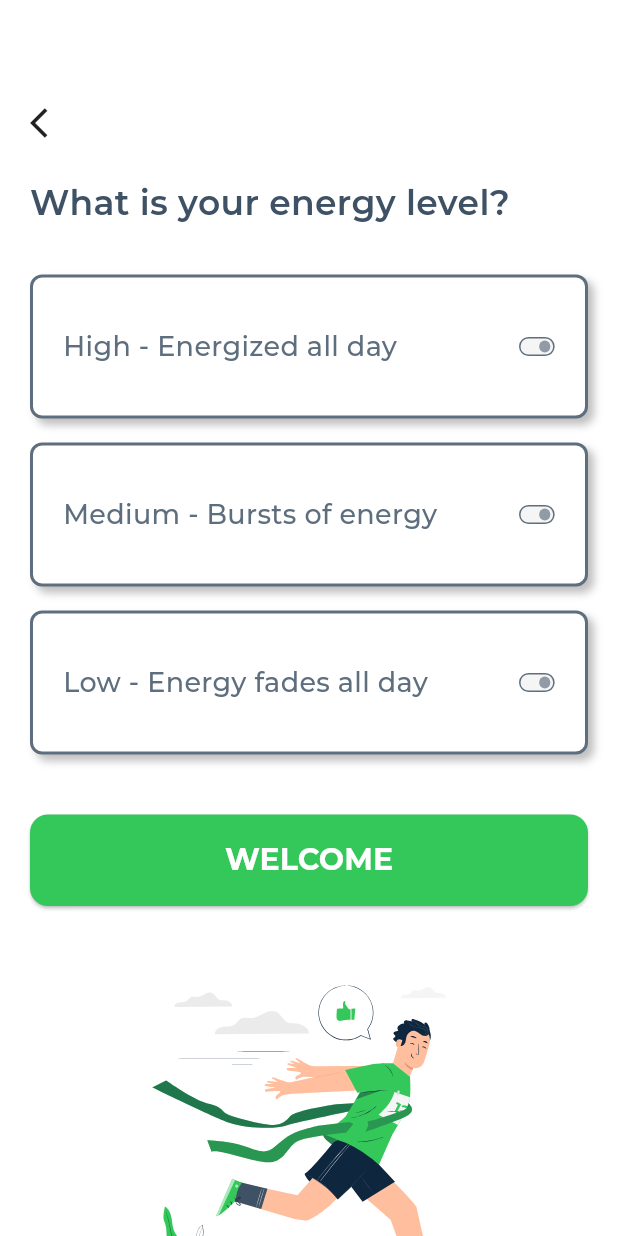
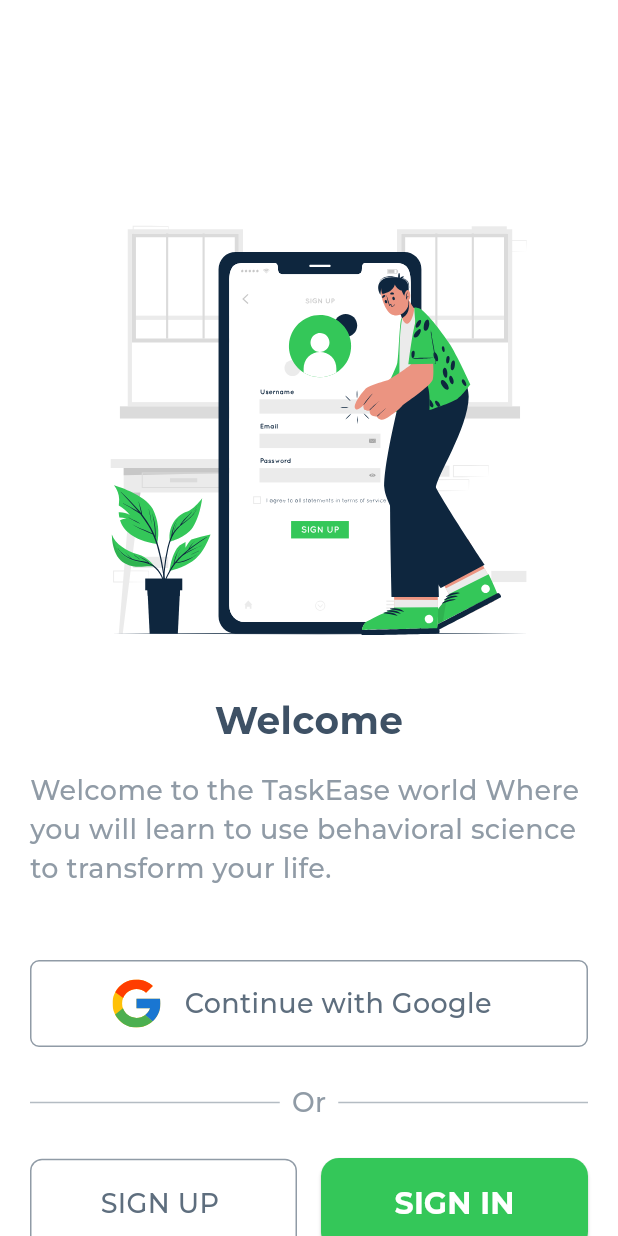
Before and after one commit to mohamed-oraby10/prj1, a Flutter app: the EnrgyView screen opened directly, after a tap on "WELCOME", on a phone screen of 412 x 824 dp. Run offline on Flutter 3.47's test engine with Material 3 defaults, Android fonts, the phone set to English and light mode, and no system bars; our stand-ins replace flutter_svg, smooth_page_indicator.

Commit message:
Add WelcomeView and integrate Google sign-in option in the onboarding flow

```diff
--- a/lib/views/enrgy_view.dart
+++ b/lib/views/enrgy_view.dart
@@ -1,6 +1,7 @@
 import 'package:flutter/material.dart';
 import 'package:flutter_svg/svg.dart';
 import 'package:prj1/constants.dart';
+import 'package:prj1/views/welcome_view.dart';
 import 'package:prj1/widgets/main_button.dart';
 
 class EnrgyView extends StatefulWidget {
@@ -115,7 +116,15 @@
                     },
                   ),
                   SizedBox(height: 24),
-                  MainButton(text: 'WELCOME', onTap: () {}),
+                  MainButton(
+                    text: 'WELCOME',
+                    onTap: () {
+                      Navigator.push(
+                        context,
+                        MaterialPageRoute(builder: (context) => WelcomeView()),
+                      );
+                    },
+                  ),
                   SizedBox(height: 32),
                   SvgPicture.asset(
                     'assets/images/Finish line-pana 1.svg',
--- /dev/null
+++ b/lib/views/welcome_view.dart
@@ -0,0 +1,119 @@
+import 'package:flutter/material.dart';
+import 'package:flutter_svg/svg.dart';
+import 'package:prj1/constants.dart';
+import 'package:prj1/widgets/main_button.dart';
+
+class WelcomeView extends StatelessWidget {
+  const new({super.key});
+
+  @override
+  Widget build(BuildContext context) {
+    return Scaffold(
+      body: Padding(
+        padding: EdgeInsets.symmetric(horizontal: 20),
+        child: Column(
+          crossAxisAlignment: CrossAxisAlignment.center,
+          children: [
+            SizedBox(height: 131),
+            Center(
+              child: SvgPicture.asset('assets/images/Sign up-cuate 1.svg'),
+            ),
+            SizedBox(height: 16),
+            Text(
+              'Welcome',
+              style: const TextStyle(
+                fontSize: 25,
+                fontWeight: FontWeight.bold,
+                color: kTitleText,
+              ),
+              textAlign: TextAlign.center,
+            ),
+            SizedBox(height: 16),
+            Text(
+              'Welcome to the TaskEase world Where you will learn to use behavioral science to transform your life.',
+              style: const TextStyle(
+                fontSize: 18,
+                fontWeight: FontWeight.w500,
+                color: kDescText,
+              ),
+            ),
+            SizedBox(height: 48),
+            Container(
+              width: double.infinity,
+              decoration: BoxDecoration(
+                borderRadius: BorderRadius.circular(6),
+                border: Border.all(color: Color(0xff909BA6), width: 1),
+              ),
+              padding: EdgeInsets.symmetric(vertical: 12, horizontal: 54),
+              child: Center(
+                child: Row(
+                  children: [
+                    SvgPicture.asset('assets/images/🦆 icon _google icon_.svg'),
+                    SizedBox(width: 16),
+                    Text(
+                      'Continue with Google',
+                      style: const TextStyle(
+                        fontSize: 18,
+                        fontWeight: FontWeight.w500,
+                        color: Color(0xff5E6E7E),
+                      ),
+                    ),
+                  ],
+                ),
+              ),
+            ),
+            Padding(
+              padding: const EdgeInsets.symmetric(vertical: 24),
+              child: Row(
+                children: [
+                  Expanded(
+                    child: Container(height: 1, color: const Color(0xffB4BCC3)),
+                  ),
+                  const SizedBox(width: 8),
+                  const Text(
+                    'Or',
+                    style: TextStyle(
+                      fontSize: 18,
+                      fontWeight: FontWeight.w500,
+                      color: Color(0xff909BA6),
+                    ),
+                  ),
+                  const SizedBox(width: 8),
+                  Expanded(
+                    child: Container(height: 1, color: const Color(0xffB4BCC3)),
+                  ),
+                ],
+              ),
+            ),
+            Row(
+              children: [
+                Expanded(
+                  child: Container(
+                    width: double.infinity,
+                    decoration: BoxDecoration(
+                      borderRadius: BorderRadius.circular(8),
+                      border: Border.all(color: Color(0xff909BA6), width: 1),
+                    ),
+                    padding: EdgeInsets.symmetric(vertical: 16, horizontal: 46),
+                    child: Text(
+                      'SIGN UP',
+                      style: const TextStyle(
+                        fontSize: 18,
+                        fontWeight: FontWeight.w500,
+                        color: Color(0xff5E6E7E),
+                      ),
+                    ),
+                  ),
+                ),
+                const SizedBox(width: 16),
+                Expanded(
+                  child: MainButton(text: 'SIGN IN', onTap: () {}),
+                ),
+              ],
+            ),
+          ],
+        ),
+      ),
+    );
+  }
+}
```
Also changed, not shown: assets/images/🦆 icon _google icon_.svg (added).
